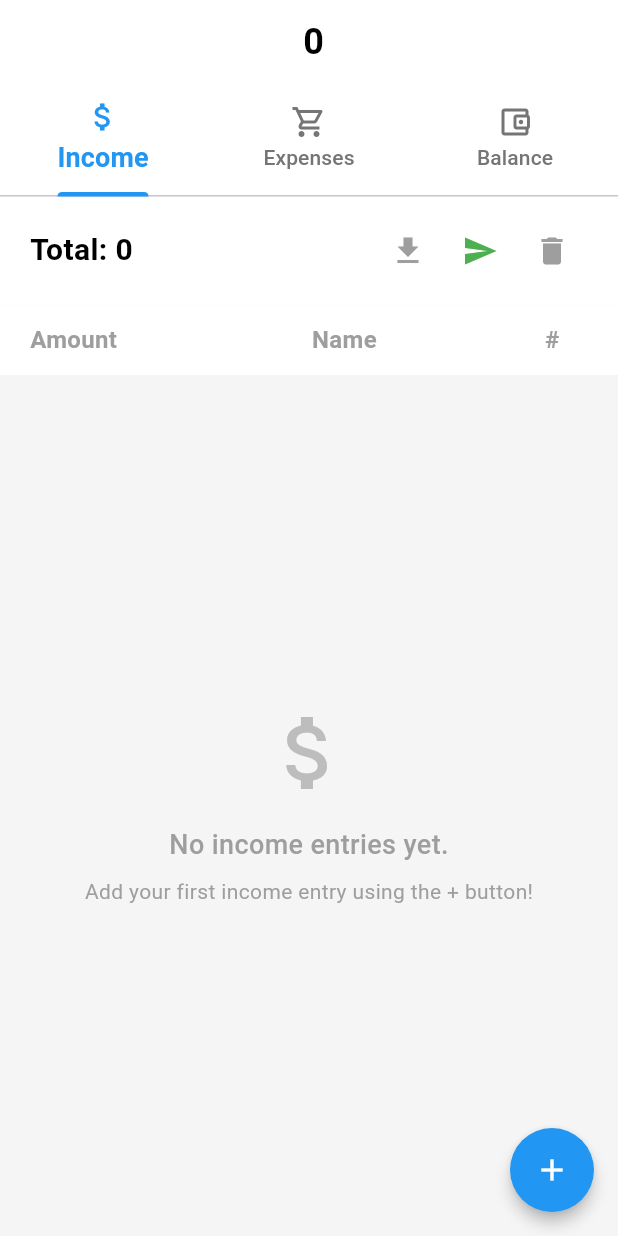
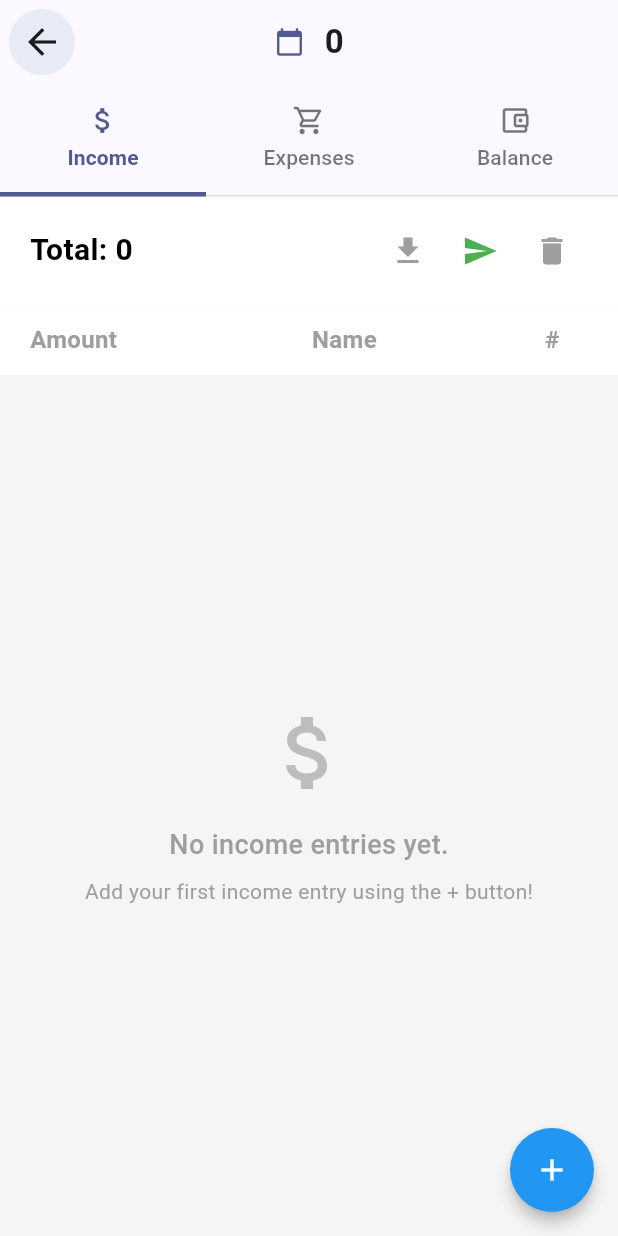
Before and after one commit to Pilotx1992/alkhazna, a Flutter app: the MonthPage screen opened directly with empty values, on a phone screen of 412 x 824 dp. Run offline on Flutter 3.47's test engine with Material 3 defaults, Android fonts, the phone set to English and light mode, and no system bars; our stand-ins replace connectivity_plus, device_info_plus, file_picker, flutter_local_notifications, flutter_secure_storage, google_sign_in and 11 more; missing offline and left inert: cryptography, googleapis, mailer, workmanager; accounts and stored records are empty; Roboto replaces fonts that are missing (Cairo).

Commit message:
feat: Make MonthPage theme-aware with dynamic colors
Enhanced Month Details screen to adapt to theme:
- Replaced hardcoded colors with dynamic theme colors
- Background adapts to light/dark theme
- AppBar uses theme colors (surface, primary, onSurface)
- Added back button with proper color
- Added calendar icon to title for better visual context
- TabBar now uses theme colors:
  * Selected tab: primary color
  * Unselected tab: onSurface with 60% opacity
  * Indicator: primary color
- Improved tab styling with better spacing
- Dynamic divider color with theme awareness
- Better icon sizes and margins

Result: Month Details screen now properly adapts to light/dark theme

🤖 Generated with [Claude Code](https://claude.com/claude-code)

Co-Authored-By: Claude <noreply@anthropic.com>

```diff
--- a/lib/screens/month_page.dart
+++ b/lib/screens/month_page.dart
@@ -17,6 +17,9 @@ class MonthPage extends StatelessWidget {
 
   @override
   Widget build(BuildContext context) {
+    final theme = Theme.of(context);
+    final colorScheme = theme.colorScheme;
+
     return Directionality(
       textDirection: TextDirection.ltr,
       child: DefaultTabController(
@@ -38,36 +41,60 @@ class MonthPage extends StatelessWidget {
               ),
             },
             child: Scaffold(
-              backgroundColor: Colors.grey[100],
+              backgroundColor: colorScheme.surface,
               appBar: AppBar(
-                backgroundColor: Colors.white,
+                backgroundColor: colorScheme.surface,
                 elevation: 0,
                 automaticallyImplyLeading: false,
-                title: Text(
-                  '$month $year',
-                  style: const TextStyle(
-                    color: Colors.black,
-                    fontSize: 24,
-                    fontWeight: FontWeight.bold,
-                  ),
+                leading: IconButton(
+                  icon: Icon(Icons.arrow_back, color: colorScheme.onSurface),
+                  onPressed: () => Navigator.of(context).pop(),
+                  tooltip: 'Back',
+                ),
+                title: Row(
+                  mainAxisSize: MainAxisSize.min,
+                  children: [
+                    Icon(
+                      Icons.calendar_today,
+                      size: 20,
+                      color: colorScheme.primary,
+                    ),
+                    const SizedBox(width: 8),
+                    Text(
+                      '$month $year',
+                      style: theme.textTheme.titleLarge?.copyWith(
+                        color: colorScheme.onSurface,
+                        fontWeight: FontWeight.bold,
+                      ),
+                    ),
+                  ],
                 ),
                 bottom: TabBar(
-                  labelColor: const Color(0xFF2196F3),
-                  unselectedLabelColor: Colors.grey[600],
-                  indicatorColor: const Color(0xFF2196F3),
+                  labelColor: colorScheme.primary,
+                  unselectedLabelColor: colorScheme.onSurface.withAlpha((0.6 * 255).round()),
+                  indicatorColor: colorScheme.primary,
                   indicatorWeight: 3,
-                  tabs: const [
+                  indicatorSize: TabBarIndicatorSize.tab,
+                  dividerColor: colorScheme.outline.withAlpha((0.2 * 255).round()),
+                  labelStyle: theme.textTheme.labelLarge?.copyWith(
+                    fontWeight: FontWeight.w600,
+                  ),
+                  unselectedLabelStyle: theme.textTheme.labelLarge,
+                  tabs: [
                     Tab(
-                      icon: Icon(Icons.attach_money),
+                      icon: Icon(Icons.attach_money, size: 22),
                       text: 'Income',
+                      iconMargin: const EdgeInsets.only(bottom: 4),
                     ),
                     Tab(
-                      icon: Icon(Icons.shopping_cart_outlined),
+                      icon: Icon(Icons.shopping_cart_outlined, size: 22),
                       text: 'Expenses',
+                      iconMargin: const EdgeInsets.only(bottom: 4),
                     ),
                     Tab(
-                      icon: Icon(Icons.account_balance_wallet_outlined),
+                      icon: Icon(Icons.account_balance_wallet_outlined, size: 22),
                       text: 'Balance',
+                      iconMargin: const EdgeInsets.only(bottom: 4),
                     ),
                   ],
                 ),
```
